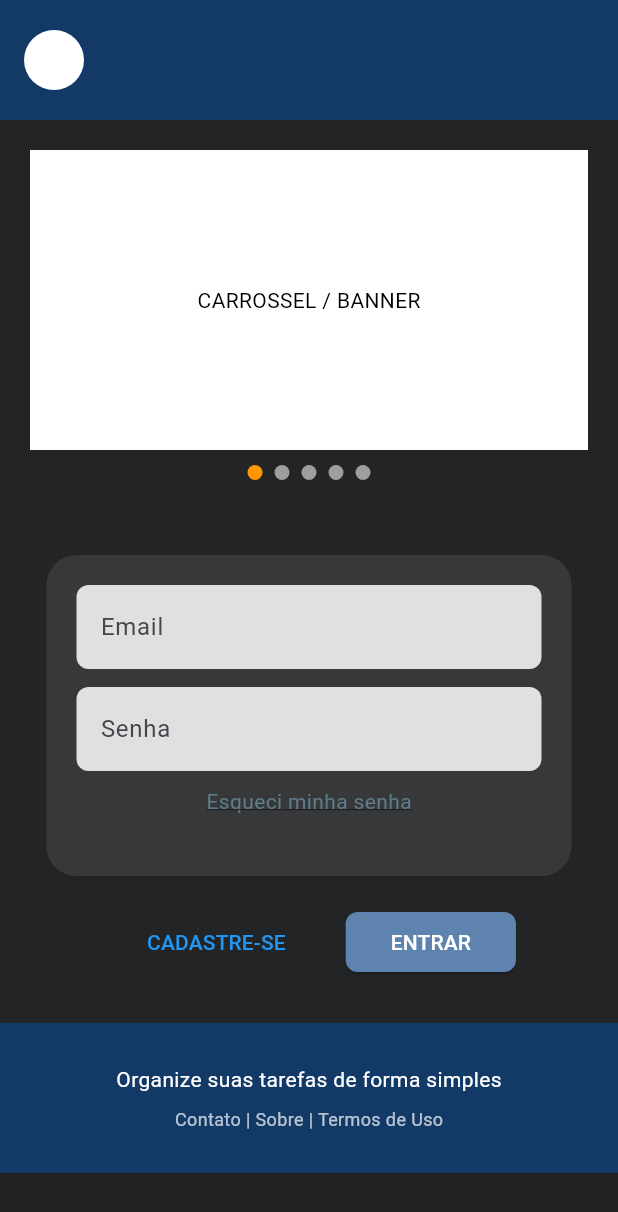
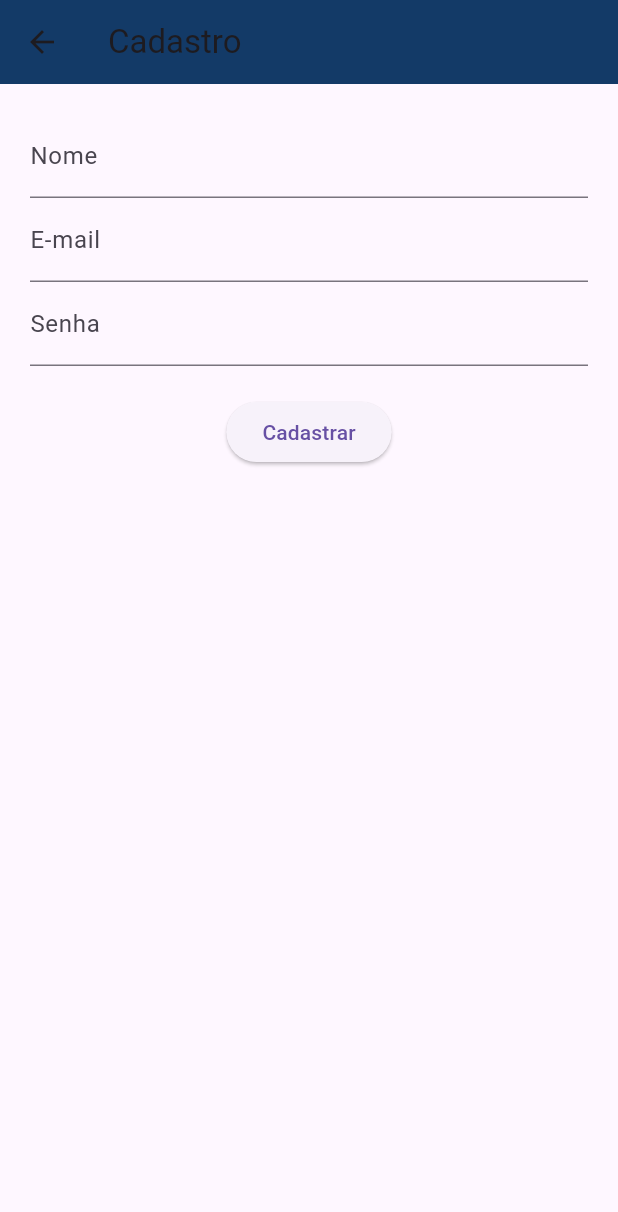
Before and after one commit to joaopaulo0307/mobile_tcc, a Flutter app: the screen it shows after launch, after a tap on "CADASTRE-SE", on a phone screen of 412 x 824 dp. Shown: the top 1212 px of the screen. Run offline on Flutter 3.47's test engine with Material 3 defaults, Android fonts, the phone set to English and light mode, and no system bars; our stand-ins replace font_awesome_flutter.

Commit message:
tela main 90% concluida

```diff
--- a/lib/cadastro.dart
+++ b/lib/cadastro.dart
@@ -0,0 +1,42 @@
+// cadastro.dart
+import 'package:flutter/material.dart';
+
+class CadastroPage extends StatelessWidget {
+  const CadastroPage({super.key});
+
+  @override
+  Widget build(BuildContext context) {
+    return Scaffold(
+      appBar: AppBar(
+        title: const Text('Cadastro'),
+        backgroundColor: const Color(0xFF133A67),
+      ),
+      body: Padding(
+        padding: const EdgeInsets.all(20.0),
+        child: Column(
+          children: [
+            // Formulário de cadastro aqui
+            TextFormField(
+              decoration: const InputDecoration(labelText: 'Nome'),
+            ),
+            TextFormField(
+              decoration: const InputDecoration(labelText: 'E-mail'),
+            ),
+            TextFormField(
+              obscureText: true,
+              decoration: const InputDecoration(labelText: 'Senha'),
+            ),
+            const SizedBox(height: 20),
+            ElevatedButton(
+              onPressed: () {
+                // Após cadastro, voltar para a página inicial
+                Navigator.pop(context);
+              },
+              child: const Text('Cadastrar'),
+            ),
+          ],
+        ),
+      ),
+    );
+  }
+}
--- a/lib/main.dart
+++ b/lib/main.dart
@@ -1,6 +1,7 @@
 import 'package:flutter/material.dart';
-// ignore: unused_import
-import 'package:font_awesome_flutter/font_awesome_flutter.dart';
+import 'cadastro.dart';
+import 'home.dart';
+import 'esqueci_senha.dart';
 
 void main() {
   runApp(const MyApp());
@@ -104,7 +105,7 @@ class LandingPage extends StatelessWidget {
                           decoration: InputDecoration(
                             hintText: "Email",
                             filled: true,
-                            fillColor: Colors.grey[300],
+                            fillColor: const Color(0xFF8F8F87),
                             border: OutlineInputBorder(
                               borderRadius: BorderRadius.circular(8),
                               borderSide: BorderSide.none,
@@ -118,21 +119,25 @@ class LandingPage extends StatelessWidget {
                           decoration: InputDecoration(
                             hintText: "Senha",
                             filled: true,
-                            fillColor: Colors.grey[300],
+                            fillColor: const Color(0xFF8F8F87),
                             border: OutlineInputBorder(
                               borderRadius: BorderRadius.circular(8),
                               borderSide: BorderSide.none,
                             ),
                           ),
                         ),
-                        const SizedBox(height: 10),
+                        const SizedBox(height: 30),
                         Align(
                           alignment: Alignment.center,
                           child: GestureDetector(
-                            onTap: () {},
+                            onTap: () {
+                              Navigator.push(
+                                context,
+                                MaterialPageRoute(builder: (context) => const EsqueciSenha()),
+                              );
+                            },
                             child: const Text(
                               "Esqueci minha senha",
-
                               style: TextStyle(
                                 color: Colors.blueGrey,
                                 decoration: TextDecoration.underline,
@@ -157,7 +162,12 @@ class LandingPage extends StatelessWidget {
                           side: const BorderSide(color: Colors.transparent, width: 0), // Borda transparente
                           padding: const EdgeInsets.symmetric(vertical: 10, horizontal: 30), // Mesmo padding do outro botão
                         ),
-                        onPressed: () {},
+                        onPressed: () {
+                          Navigator.push(
+                            context,
+                            MaterialPageRoute(builder: (context) => const CadastroPage()),
+                          );
+                        },
                         child: const Text("CADASTRE-SE"),
                       ),
 
@@ -173,7 +183,12 @@ class LandingPage extends StatelessWidget {
                             borderRadius: BorderRadius.circular(8),
                           ),
                         ),
-                        onPressed: () {},
+                        onPressed: () {
+                          Navigator.pushReplacement(
+                            context,
+                            MaterialPageRoute(builder: (context) => const HomePage()),
+                          );
+                        },
                         child: const Text("ENTRAR"),
                       ),
                     ],
@@ -182,17 +197,15 @@ class LandingPage extends StatelessWidget {
               ),
             ),
 
-            // Aqui você pode adicionar o footer ou outras seções
-            Column(
-              children: [
+            // RODAPÉ
             Container(
               color: const Color(0xFF133A67),
-                  height: 100,
-                  child: const Center(
-                    child:
-                        Row(mainAxisAlignment: MainAxisAlignment.center,
+              padding: const EdgeInsets.all(20),
+              child: Column(
                 children: [
-                           Column(
+                  // Texto principal
+                  const Center(
+                    child: Column(
                       mainAxisAlignment: MainAxisAlignment.center,
                       children: [
                         Text(
@@ -206,11 +219,9 @@ class LandingPage extends StatelessWidget {
                         ),
                       ],
                     ),
-                        ]
-                    ),
-                  ),
                   ),
                 ],
+              ),
             ),
           ],
         ),
```
Also changed, not shown: lib/esqueci_senha.dart (added, +14 -0 lines), lib/home.dart (+12 -4 lines), pubspec.yaml (+4 -3 lines). Lines whose indentation alone changed are shown as unchanged.
